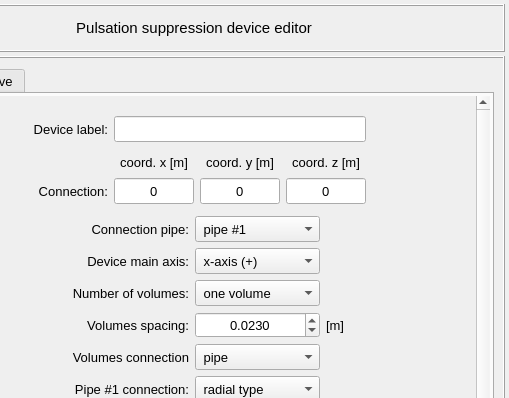
The window that pulse/interface/data/ui_files/model/editor/pulsation_suppression_device_input.ui (open-pulse/OpenPulse) describes before a commit, drawn with Qt 5; both pictures show x 121 to 630 and y 0 to 398 of the 630 by 651 pixel window.
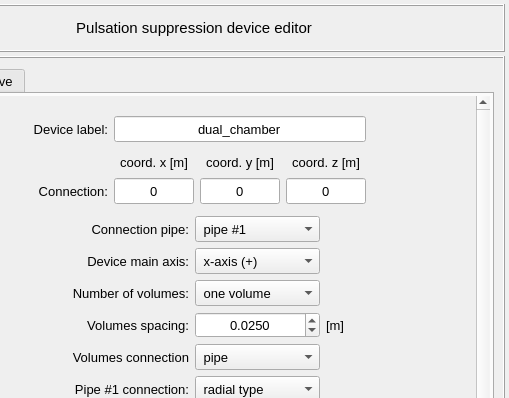
The same window after the commit.

Diff of the .ui file:
```diff
--- a/pulse/interface/data/ui_files/model/editor/pulsation_suppression_device_input.ui
+++ b/pulse/interface/data/ui_files/model/editor/pulsation_suppression_device_input.ui
@@ -313,7 +313,7 @@
                     </font>
                    </property>
                    <property name="text">
-                    <string/>
+                    <string>dual_chamber</string>
                    </property>
                    <property name="alignment">
                     <set>Qt::AlignCenter</set>
@@ -1225,7 +1225,7 @@
                     <double>0.001000000000000</double>
                    </property>
                    <property name="value">
-                    <double>0.023000000000000</double>
+                    <double>0.025000000000000</double>
                    </property>
                   </widget>
                  </item>
```
Left out of the diff: 4 changed lines with no effect on the pictures.
